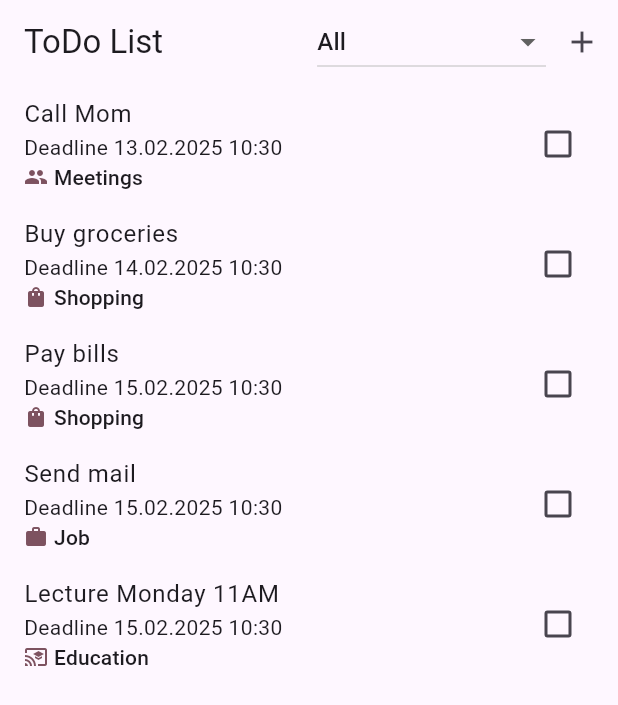
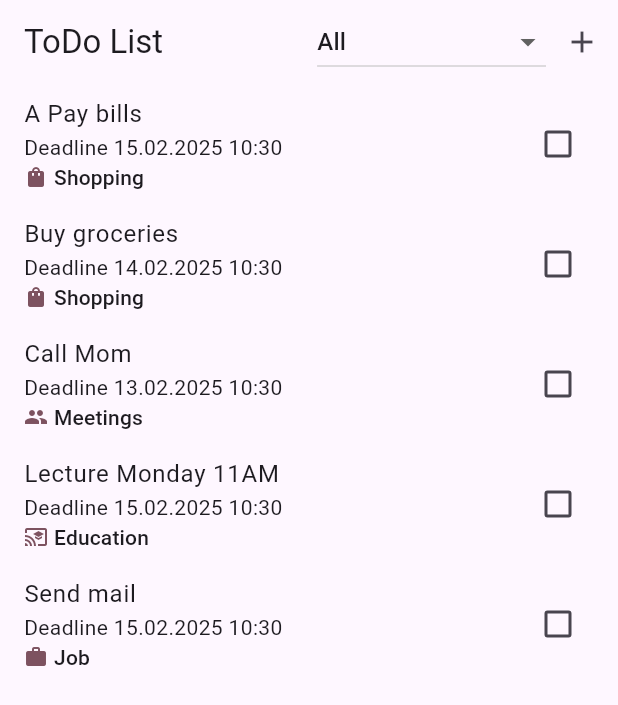
Before and after one commit to Dana-Nam/hw_26, a Flutter app: the screen it shows after launch, on a phone screen of 412 x 824 dp. Shown: the top 705 px of the screen. Run offline on Flutter 3.47's test engine with Material 3 defaults, Android fonts, the phone set to English and light mode, and no system bars.

Commit message:
Added sort tasks on screen by title

```diff
--- a/lib/screens/task_screen.dart
+++ b/lib/screens/task_screen.dart
@@ -18,11 +18,14 @@ class TaskScreen extends StatelessWidget {
 
   @override
   Widget build(BuildContext context) {
+    final sortedTasks = List<Task>.from(tasks)
+      ..sort((a, b) => a.title.toLowerCase().compareTo(b.title.toLowerCase()));
+
     return ListView.builder(
       padding: const EdgeInsets.symmetric(horizontal: 8),
-      itemCount: tasks.length,
+      itemCount: sortedTasks.length,
       itemBuilder: (context, index) {
-        final task = tasks[index];
+        final task = sortedTasks[index];
 
         return Dismissible(
           key: ValueKey(task.id),
@@ -43,14 +46,14 @@ class TaskScreen extends StatelessWidget {
               onTaskEdited(task.id);
               return false;
             } else if (direction == DismissDirection.endToStart) {
-              onDelete(index);
+              onDelete(tasks.indexOf(task));
               return true;
             }
             return false;
           },
           child: TaskCard(
             task: task,
-            onToggle: () => onToggle(index),
+            onToggle: () => onToggle(tasks.indexOf(task)),
           ),
         );
       },
--- a/lib/todo_list.dart
+++ b/lib/todo_list.dart
@@ -21,7 +21,7 @@ class _TodoListState extends State<TodoList> {
         deadlineDate: DateTime.now().add(Duration(days: 2)),
         categoryId: 'shopping'),
     Task(
-        title: "Pay bills",
+        title: "A Pay bills",
         deadlineDate: DateTime.now().add(Duration(days: 3)),
         categoryId: 'shopping'),
     Task(
--- a/lib/widgets/task_card.dart
+++ b/lib/widgets/task_card.dart
@@ -30,7 +30,7 @@ class TaskCard extends StatelessWidget {
       final completeDate = task.completeDate ?? DateTime.now();
       completionDateText = 'Completed ${formatDateTime(completeDate)}';
 
-      if (completeDate.isBefore(task.deadlineDate)) {
+      if (completeDate.isBefore(task.deadlineDate ?? completeDate)) {
         completionDateColor = Colors.green;
       } else {
         completionDateColor = Colors.red;
@@ -46,8 +46,9 @@ class TaskCard extends StatelessWidget {
             crossAxisAlignment: CrossAxisAlignment.start,
             children: [
               Text(task.title, style: textStyle),
-              if (task.deadlineDate.isAfter(DateTime.now()))
-                Text('Deadline ${formatDateTime(task.deadlineDate)}'),
+              if (task.deadlineDate != null &&
+                  task.deadlineDate!.isAfter(DateTime.now()))
+                Text('Deadline ${formatDateTime(task.deadlineDate!)}'),
               if (task.isCompleted)
                 Text(
                   completionDateText,
@@ -69,15 +70,11 @@ class TaskCard extends StatelessWidget {
               ),
             ],
           ),
-          Row(
-            children: [
-              Checkbox(
-                value: task.isCompleted,
-                onChanged: (_) {
-                  onToggle();
-                },
-              ),
-            ],
+          Checkbox(
+            value: task.isCompleted,
+            onChanged: (_) {
+              onToggle();
+            },
           ),
         ],
       ),
```
